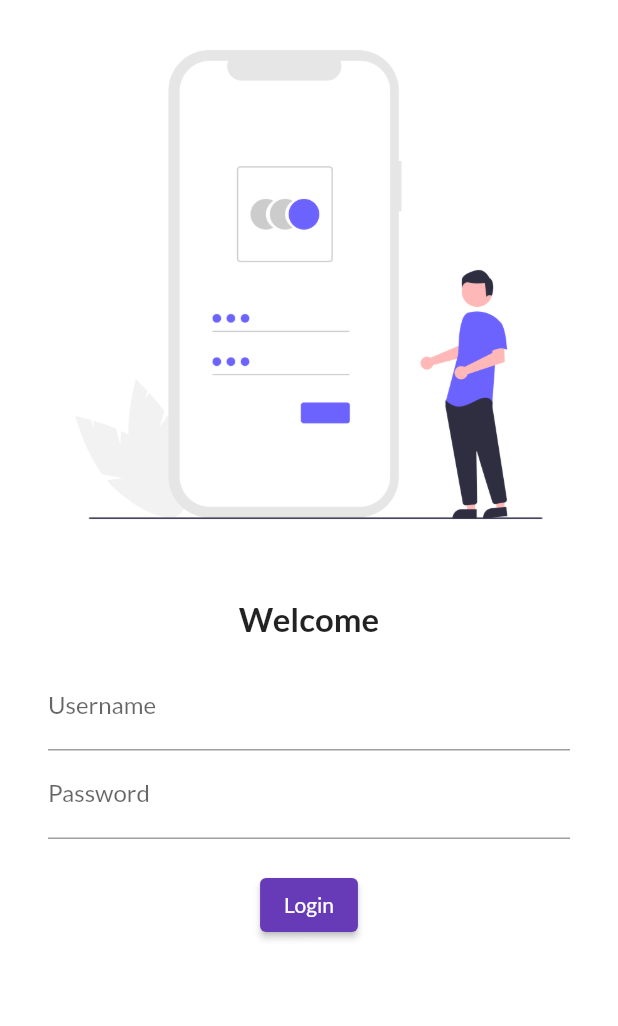
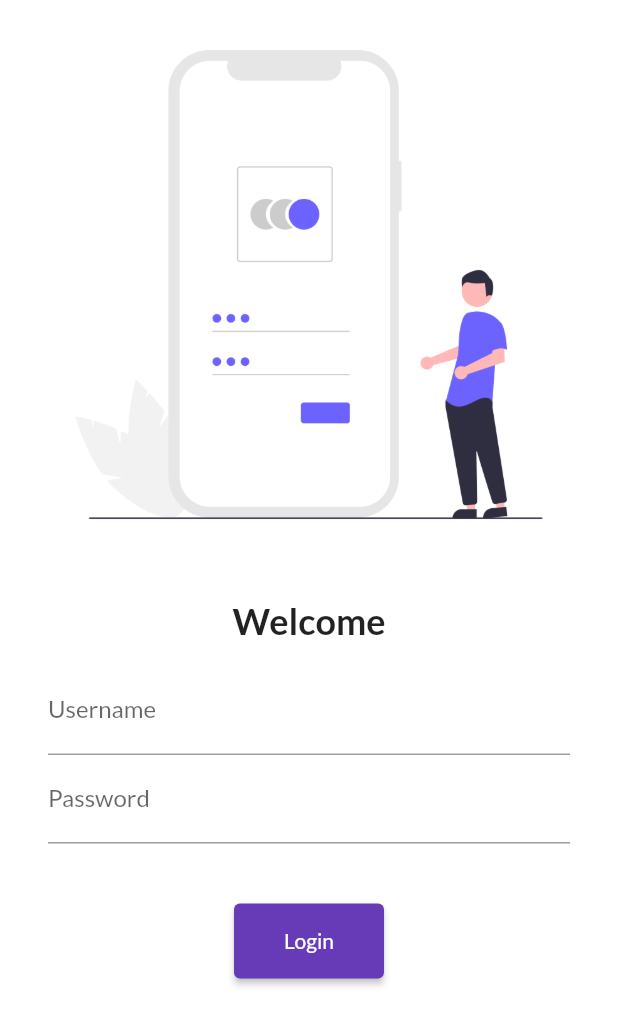
Before and after one commit to kikwaghmare/30DaysOfFlutter, a Flutter app: the screen it shows after launch, on a phone screen of 412 x 824 dp. Shown: the top 1026 px of the screen. Run offline on Flutter 3.47's test engine with Material 2 defaults, Android fonts, the phone set to English and light mode, and no system bars; our stand-ins replace google_fonts.

Commit message:
Complete day 5

```diff
--- a/lib/main.dart
+++ b/lib/main.dart
@@ -1,6 +1,7 @@
 import 'package:flutter/material.dart';
 import 'package:flutter_demo/pages/home_page.dart';
 import 'package:flutter_demo/pages/login_page.dart';
+import 'package:flutter_demo/utils/routes.dart';
 import 'package:google_fonts/google_fonts.dart';
 
 void main() {
@@ -18,14 +19,15 @@ class MyApp extends StatelessWidget {
             primarySwatch: Colors.deepPurple,
             fontFamily: GoogleFonts.lato().fontFamily,
         ),
+      //  debugShowCheckedModeBanner: false,//debug banner close
         darkTheme: ThemeData(
           brightness: Brightness.dark,
         ),
       //initialRoute: "/home", //Use to go direct on to screen
       routes: {
        "/": (context) =>LoginPage(),
-       "/home": (context) =>HomePage(),
-        "/login":(context) => LoginPage(),
+       MyRoutes.homeRoute: (context) =>HomePage(),
+        MyRoutes.loginRoute :(context) => LoginPage(),
       },
     );
   }
--- a/lib/pages/login_page.dart
+++ b/lib/pages/login_page.dart
@@ -1,4 +1,5 @@
 import 'package:flutter/material.dart';
+import 'package:flutter_demo/utils/routes.dart';
 
 class LoginPage extends StatelessWidget {
   // const LoginPage({Key? key}) : super(key: key);
@@ -7,6 +8,7 @@ class LoginPage extends StatelessWidget {
   Widget build(BuildContext context) {
     return Material(
       color: Colors.white,
+      child: SingleChildScrollView(
         child: Column(
           children: [
             Image.asset(
@@ -19,7 +21,7 @@ class LoginPage extends StatelessWidget {
             Text(
               "Welcome",
               style: TextStyle(
-              fontSize: 22,
+                fontSize: 24,
                 fontWeight: FontWeight.bold,
               ),
             ),
@@ -38,14 +40,15 @@ class LoginPage extends StatelessWidget {
                         hintText: "Enter passward", labelText: "Password"),
                   ),
                   SizedBox(
-                  height: 20.0,
+                    height: 40.0,
                   ),
                   ElevatedButton(
                       onPressed: (){
-                      print("hi kartik");
+                        // print("hi kartik");
+                        Navigator.pushNamed(context, MyRoutes.homeRoute);
                       },
                       child: Text("Login"),
-                  style: TextButton.styleFrom(),
+                    style: TextButton.styleFrom(minimumSize: Size(100,50)),
                   ),
 
                 ],
@@ -53,6 +56,7 @@ class LoginPage extends StatelessWidget {
             )
           ],
         ),
+      ),
     );
   }
 }
--- /dev/null
+++ b/lib/utils/routes.dart
@@ -0,0 +1,5 @@
+class MyRoutes
+{
+  static String loginRoute = "/login";
+  static String homeRoute  = "/home";
+}
```
Lines whose indentation alone changed are shown as unchanged.
